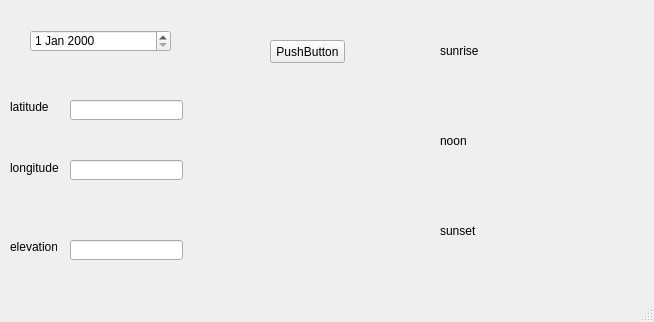
The window that Code/code with C++ Qt/mainwindow.ui (GhaylenTRIKI/Internship_WATTNOW_GPS) describes before a commit, drawn with Qt 5.
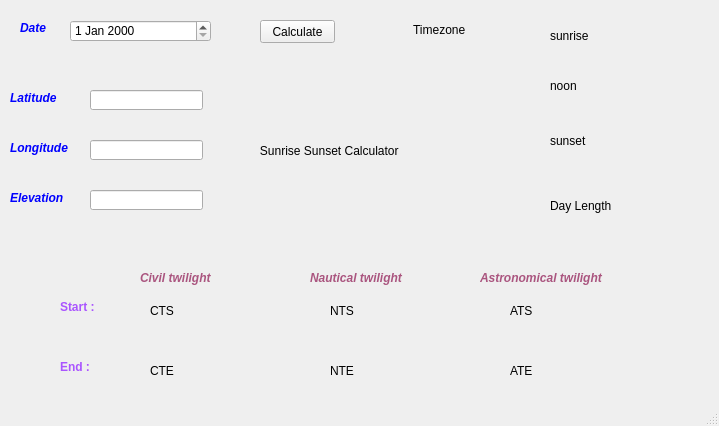
The same window after the commit.

Commit message: add twilight outputs and day length

```diff
--- a/Code/code with C++ Qt/mainwindow.ui
+++ b/Code/code with C++ Qt/mainwindow.ui
@@ -6,8 +6,8 @@
    <rect>
     <x>0</x>
     <y>0</y>
-    <width>654</width>
-    <height>322</height>
+    <width>719</width>
+    <height>426</height>
    </rect>
   </property>
   <property name="windowTitle">
@@ -17,10 +17,10 @@
    <widget class="QLabel" name="label_sunrise">
     <property name="geometry">
      <rect>
-      <x>440</x>
-      <y>20</y>
-      <width>201</width>
-      <height>61</height>
+      <x>550</x>
+      <y>15</y>
+      <width>191</width>
+      <height>41</height>
      </rect>
     </property>
     <property name="text">
@@ -30,21 +30,21 @@
    <widget class="QPushButton" name="pushButton">
     <property name="geometry">
      <rect>
-      <x>270</x>
-      <y>40</y>
+      <x>260</x>
+      <y>20</y>
       <width>75</width>
       <height>23</height>
      </rect>
     </property>
     <property name="text">
-     <string>PushButton</string>
+     <string>Calculate</string>
     </property>
    </widget>
    <widget class="QLineEdit" name="lineEdit_latitude">
     <property name="geometry">
      <rect>
-      <x>70</x>
-      <y>100</y>
+      <x>90</x>
+      <y>90</y>
       <width>113</width>
       <height>20</height>
      </rect>
@@ -53,8 +53,8 @@
    <widget class="QLineEdit" name="lineEdit_longitude">
     <property name="geometry">
      <rect>
-      <x>70</x>
-      <y>160</y>
+      <x>90</x>
+      <y>140</y>
       <width>113</width>
       <height>20</height>
      </rect>
@@ -64,35 +64,35 @@
     <property name="geometry">
      <rect>
       <x>10</x>
-      <y>100</y>
-      <width>47</width>
-      <height>13</height>
+      <y>90</y>
+      <width>61</width>
+      <height>16</height>
      </rect>
     </property>
     <property name="text">
-     <string>latitude</string>
+     <string>&lt;html&gt;&lt;head/&gt;&lt;body&gt;&lt;p&gt;&lt;span style=&quot; font-size:9pt; font-weight:600; font-style:italic; color:#0000ff;&quot;&gt;Latitude&lt;/span&gt;&lt;/p&gt;&lt;/body&gt;&lt;/html&gt;</string>
     </property>
    </widget>
    <widget class="QLabel" name="label_longitude">
     <property name="geometry">
      <rect>
       <x>10</x>
-      <y>160</y>
-      <width>61</width>
+      <y>140</y>
+      <width>71</width>
       <height>16</height>
      </rect>
     </property>
     <property name="text">
-     <string>longitude</string>
+     <string>&lt;html&gt;&lt;head/&gt;&lt;body&gt;&lt;p&gt;&lt;span style=&quot; font-size:9pt; font-weight:600; font-style:italic; color:#0000ff;&quot;&gt;Longitude&lt;/span&gt;&lt;/p&gt;&lt;/body&gt;&lt;/html&gt;</string>
     </property>
    </widget>
    <widget class="QLabel" name="label_noon">
     <property name="geometry">
      <rect>
-      <x>440</x>
-      <y>100</y>
+      <x>550</x>
+      <y>65</y>
       <width>191</width>
-      <height>81</height>
+      <height>41</height>
      </rect>
     </property>
     <property name="text">
@@ -102,10 +102,10 @@
    <widget class="QLabel" name="label_sunset">
     <property name="geometry">
      <rect>
-      <x>440</x>
-      <y>190</y>
+      <x>550</x>
+      <y>115</y>
       <width>191</width>
-      <height>81</height>
+      <height>51</height>
      </rect>
     </property>
     <property name="text">
@@ -115,8 +115,8 @@
    <widget class="QDateEdit" name="dateEdit">
     <property name="geometry">
      <rect>
-      <x>30</x>
-      <y>30</y>
+      <x>70</x>
+      <y>20</y>
       <width>141</width>
       <height>22</height>
      </rect>
@@ -125,39 +125,234 @@
    <widget class="QLabel" name="label_Pic">
     <property name="geometry">
      <rect>
-      <x>226</x>
-      <y>92</y>
-      <width>191</width>
-      <height>171</height>
+      <x>220</x>
+      <y>60</y>
+      <width>311</width>
+      <height>181</height>
      </rect>
     </property>
     <property name="text">
-     <string/>
+     <string>            Sunrise Sunset Calculator</string>
     </property>
    </widget>
    <widget class="QLabel" name="label_elevation">
     <property name="geometry">
      <rect>
       <x>10</x>
-      <y>240</y>
-      <width>47</width>
-      <height>13</height>
+      <y>190</y>
+      <width>61</width>
+      <height>16</height>
      </rect>
     </property>
     <property name="text">
-     <string>elevation</string>
+     <string>&lt;html&gt;&lt;head/&gt;&lt;body&gt;&lt;p&gt;&lt;span style=&quot; font-size:9pt; font-weight:600; font-style:italic; color:#0000ff;&quot;&gt;Elevation&lt;/span&gt;&lt;/p&gt;&lt;/body&gt;&lt;/html&gt;</string>
     </property>
    </widget>
    <widget class="QLineEdit" name="lineEdit_elevation">
     <property name="geometry">
      <rect>
-      <x>70</x>
-      <y>240</y>
+      <x>90</x>
+      <y>190</y>
       <width>113</width>
       <height>20</height>
      </rect>
     </property>
    </widget>
+   <widget class="QLabel" name="label_date">
+    <property name="geometry">
+     <rect>
+      <x>20</x>
+      <y>20</y>
+      <width>41</width>
+      <height>16</height>
+     </rect>
+    </property>
+    <property name="font">
+     <font>
+      <pointsize>9</pointsize>
+      <weight>75</weight>
+      <italic>true</italic>
+      <bold>true</bold>
+     </font>
+    </property>
+    <property name="text">
+     <string>&lt;html&gt;&lt;head/&gt;&lt;body&gt;&lt;p&gt;&lt;span style=&quot; color:#0000ff;&quot;&gt;Date&lt;/span&gt;&lt;/p&gt;&lt;/body&gt;&lt;/html&gt;</string>
+    </property>
+   </widget>
+   <widget class="QLabel" name="label_CivilTwilight">
+    <property name="geometry">
+     <rect>
+      <x>140</x>
+      <y>270</y>
+      <width>101</width>
+      <height>16</height>
+     </rect>
+    </property>
+    <property name="text">
+     <string>&lt;html&gt;&lt;head/&gt;&lt;body&gt;&lt;p&gt;&lt;span style=&quot; font-weight:600; font-style:italic; color:#aa557f;&quot;&gt;Civil twilight&lt;/span&gt;&lt;/p&gt;&lt;/body&gt;&lt;/html&gt;</string>
+    </property>
+   </widget>
+   <widget class="QLabel" name="label_NauticalTwilight">
+    <property name="geometry">
+     <rect>
+      <x>310</x>
+      <y>270</y>
+      <width>101</width>
+      <height>16</height>
+     </rect>
+    </property>
+    <property name="text">
+     <string>&lt;html&gt;&lt;head/&gt;&lt;body&gt;&lt;p&gt;&lt;span style=&quot; font-weight:600; font-style:italic; color:#aa557f;&quot;&gt;Nautical twilight&lt;/span&gt;&lt;/p&gt;&lt;/body&gt;&lt;/html&gt;</string>
+    </property>
+   </widget>
+   <widget class="QLabel" name="label_AstronomicalTwilight">
+    <property name="geometry">
+     <rect>
+      <x>480</x>
+      <y>270</y>
+      <width>141</width>
+      <height>16</height>
+     </rect>
+    </property>
+    <property name="text">
+     <string>&lt;html&gt;&lt;head/&gt;&lt;body&gt;&lt;p&gt;&lt;span style=&quot; font-weight:600; font-style:italic; color:#aa557f;&quot;&gt;Astronomical twilight&lt;/span&gt;&lt;/p&gt;&lt;/body&gt;&lt;/html&gt;</string>
+    </property>
+   </widget>
+   <widget class="QLabel" name="label_start">
+    <property name="geometry">
+     <rect>
+      <x>60</x>
+      <y>300</y>
+      <width>47</width>
+      <height>13</height>
+     </rect>
+    </property>
+    <property name="text">
+     <string>&lt;html&gt;&lt;head/&gt;&lt;body&gt;&lt;p&gt;&lt;span style=&quot; font-weight:600; color:#aa55ff;&quot;&gt;Start :&lt;/span&gt;&lt;/p&gt;&lt;/body&gt;&lt;/html&gt;</string>
+    </property>
+   </widget>
+   <widget class="QLabel" name="label_end">
+    <property name="geometry">
+     <rect>
+      <x>60</x>
+      <y>360</y>
+      <width>47</width>
+      <height>13</height>
+     </rect>
+    </property>
+    <property name="text">
+     <string>&lt;html&gt;&lt;head/&gt;&lt;body&gt;&lt;p&gt;&lt;span style=&quot; font-weight:600; color:#aa55ff;&quot;&gt;End :&lt;/span&gt;&lt;/p&gt;&lt;/body&gt;&lt;/html&gt;</string>
+    </property>
+   </widget>
+   <widget class="QLabel" name="label_CTS">
+    <property name="geometry">
+     <rect>
+      <x>150</x>
+      <y>300</y>
+      <width>161</width>
+      <height>21</height>
+     </rect>
+    </property>
+    <property name="text">
+     <string>CTS</string>
+    </property>
+   </widget>
+   <widget class="QLabel" name="label_CTE">
+    <property name="geometry">
+     <rect>
+      <x>150</x>
+      <y>360</y>
+      <width>161</width>
+      <height>21</height>
+     </rect>
+    </property>
+    <property name="text">
+     <string>CTE</string>
+    </property>
+   </widget>
+   <widget class="QLabel" name="label_NTS">
+    <property name="geometry">
+     <rect>
+      <x>330</x>
+      <y>300</y>
+      <width>161</width>
+      <height>21</height>
+     </rect>
+    </property>
+    <property name="text">
+     <string>NTS</string>
+    </property>
+   </widget>
+   <widget class="QLabel" name="label_NTE">
+    <property name="geometry">
+     <rect>
+      <x>330</x>
+      <y>360</y>
+      <width>161</width>
+      <height>21</height>
+     </rect>
+    </property>
+    <property name="text">
+     <string>NTE</string>
+    </property>
+   </widget>
+   <widget class="QLabel" name="label_ATS">
+    <property name="geometry">
+     <rect>
+      <x>510</x>
+      <y>300</y>
+      <width>161</width>
+      <height>21</height>
+     </rect>
+    </property>
+    <property name="text">
+     <string>ATS</string>
+    </property>
+   </widget>
+   <widget class="QLabel" name="label_ATE">
+    <property name="geometry">
+     <rect>
+      <x>510</x>
+      <y>360</y>
+      <width>161</width>
+      <height>21</height>
+     </rect>
+    </property>
+    <property name="text">
+     <string>ATE</string>
+    </property>
+   </widget>
+   <widget class="QLabel" name="label_DayLength">
+    <property name="geometry">
+     <rect>
+      <x>550</x>
+      <y>190</y>
+      <width>171</width>
+      <height>31</height>
+     </rect>
+    </property>
+    <property name="styleSheet">
+     <string notr="true">QWidget#widget{
+backround-color: rgb(255, 255, 0);
+}</string>
+    </property>
+    <property name="text">
+     <string>Day Length</string>
+    </property>
+   </widget>
+   <widget class="QLabel" name="label_timezone">
+    <property name="geometry">
+     <rect>
+      <x>380</x>
+      <y>20</y>
+      <width>121</width>
+      <height>20</height>
+     </rect>
+    </property>
+    <property name="text">
+     <string>          Timezone</string>
+    </property>
+   </widget>
   </widget>
   <widget class="QMenuBar" name="menubar">
    <property name="geometry">
```
Left out of the diff: 2 changed lines with no effect on the pictures. The commit also changes 4 other files.
